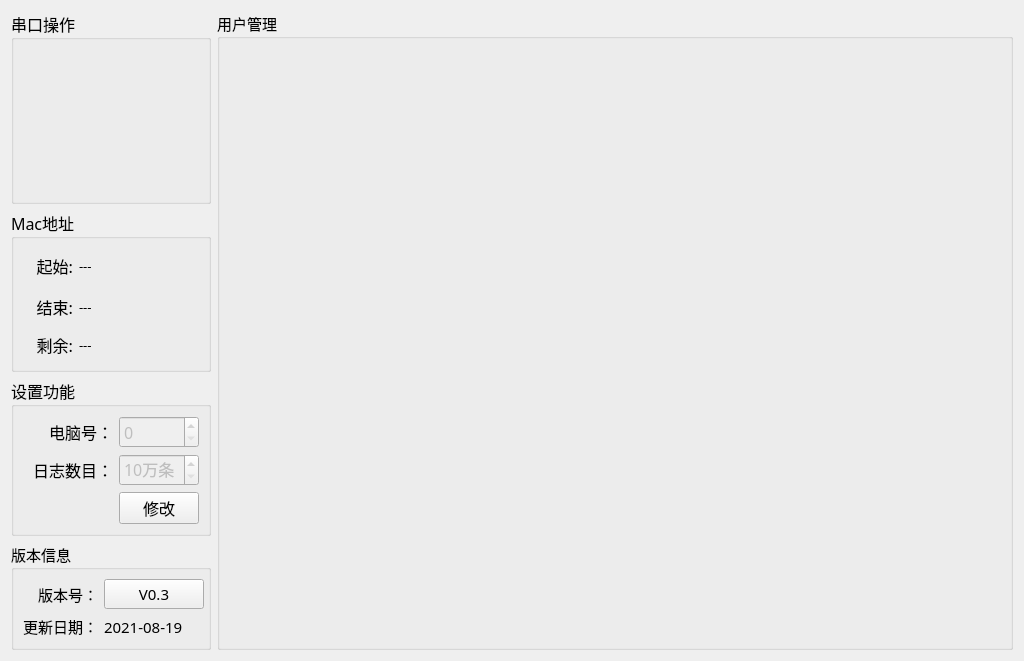
Old version of the form mpro_fvt/setups/setup_mainwid.ui in the repository ChinaClever/MPro-Tools.
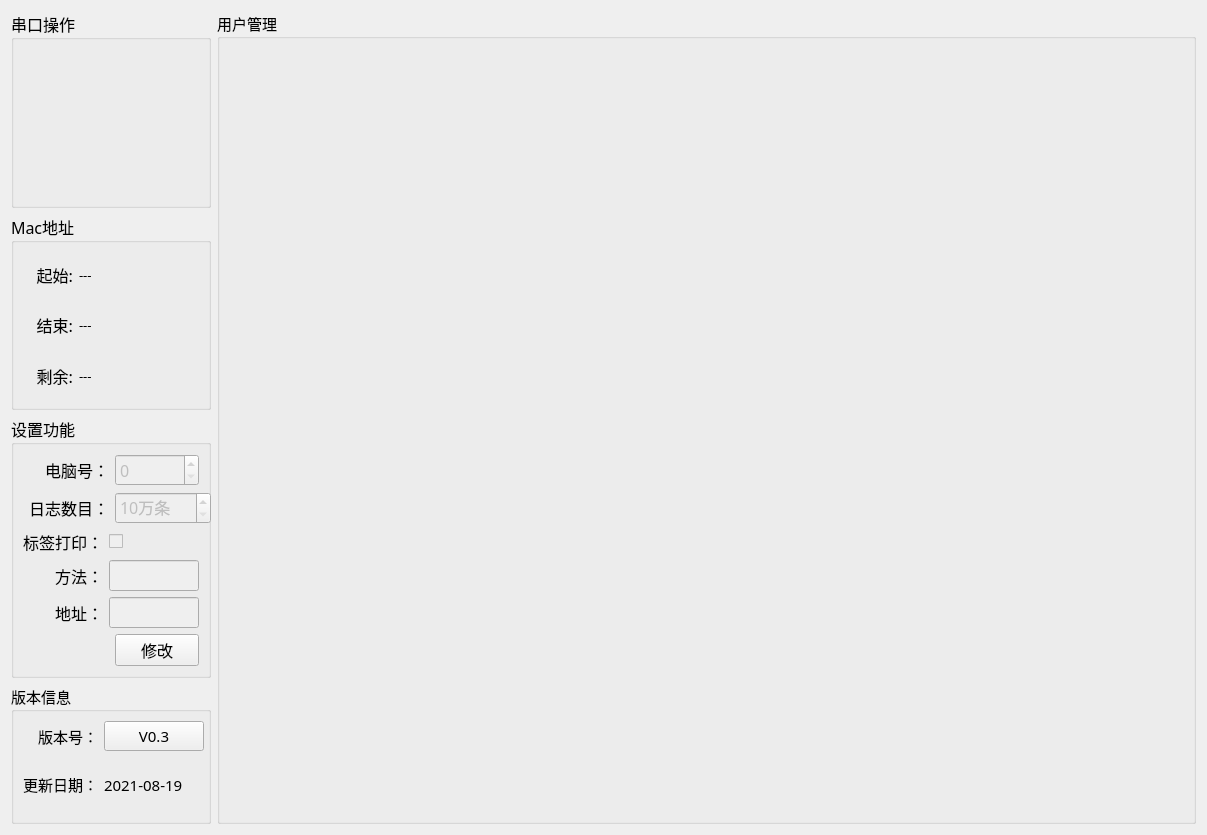
New version of the form.

Commit message: http发送和请求生成mac地址

```diff
--- a/mpro_fvt/setups/setup_mainwid.ui
+++ b/mpro_fvt/setups/setup_mainwid.ui
@@ -6,8 +6,8 @@
    <rect>
     <x>0</x>
     <y>0</y>
-    <width>1024</width>
-    <height>661</height>
+    <width>1207</width>
+    <height>835</height>
    </rect>
   </property>
   <property name="font">
@@ -229,7 +229,7 @@
       <string>设置功能</string>
      </property>
      <layout class="QGridLayout" name="gridLayout_5">
-      <item row="0" column="0">
+      <item row="0" column="0" colspan="2">
        <widget class="QLabel" name="label_16">
         <property name="text">
          <string>电脑号：</string>
@@ -239,7 +239,7 @@
         </property>
        </widget>
       </item>
-      <item row="0" column="1">
+      <item row="0" column="2">
        <widget class="QSpinBox" name="pcNumSpin">
         <property name="enabled">
          <bool>false</bool>
@@ -252,7 +252,7 @@
         </property>
        </widget>
       </item>
-      <item row="1" column="0">
+      <item row="1" column="0" colspan="2">
        <widget class="QLabel" name="label_15">
         <property name="text">
          <string>日志数目：</string>
@@ -262,11 +262,17 @@
         </property>
        </widget>
       </item>
-      <item row="1" column="1">
+      <item row="1" column="2">
        <widget class="QSpinBox" name="logCountSpin">
         <property name="enabled">
          <bool>false</bool>
         </property>
+        <property name="minimumSize">
+         <size>
+          <width>96</width>
+          <height>0</height>
+         </size>
+        </property>
         <property name="suffix">
          <string>万条</string>
         </property>
@@ -276,6 +282,63 @@
        </widget>
       </item>
       <item row="2" column="0">
+       <widget class="QLabel" name="label_8">
+        <property name="text">
+         <string>标签打印：</string>
+        </property>
+       </widget>
+      </item>
+      <item row="2" column="1" colspan="2">
+       <widget class="QCheckBox" name="LabelPrint">
+        <property name="enabled">
+         <bool>false</bool>
+        </property>
+        <property name="text">
+         <string/>
+        </property>
+       </widget>
+      </item>
+      <item row="3" column="0">
+       <widget class="QLabel" name="label_6">
+        <property name="layoutDirection">
+         <enum>Qt::RightToLeft</enum>
+        </property>
+        <property name="text">
+         <string>方法：</string>
+        </property>
+        <property name="alignment">
+         <set>Qt::AlignRight|Qt::AlignTrailing|Qt::AlignVCenter</set>
+        </property>
+       </widget>
+      </item>
+      <item row="3" column="1" colspan="2">
+       <widget class="QLineEdit" name="Meta">
+        <property name="enabled">
+         <bool>false</bool>
+        </property>
+       </widget>
+      </item>
+      <item row="4" column="0">
+       <widget class="QLabel" name="label_7">
+        <property name="layoutDirection">
+         <enum>Qt::RightToLeft</enum>
+        </property>
+        <property name="text">
+         <string>地址：</string>
+        </property>
+        <property name="alignment">
+         <set>Qt::AlignRight|Qt::AlignTrailing|Qt::AlignVCenter</set>
+        </property>
+       </widget>
+      </item>
+      <item row="4" column="1" colspan="2">
+       <widget class="QLineEdit" name="IpLine">
+        <property name="enabled">
+         <bool>false</bool>
+        </property>
+       </widget>
+      </item>
+      <item row="5" column="0" colspan="2">
        <spacer name="horizontalSpacer_2">
         <property name="orientation">
          <enum>Qt::Horizontal</enum>
@@ -288,7 +351,7 @@
         </property>
        </spacer>
       </item>
-      <item row="2" column="1">
+      <item row="5" column="2">
        <widget class="QPushButton" name="pcBtn">
         <property name="text">
          <string>修改</string>
```
Left out of the diff: 24 changed lines with no effect on the pictures. The commit also changes 13 other files.
